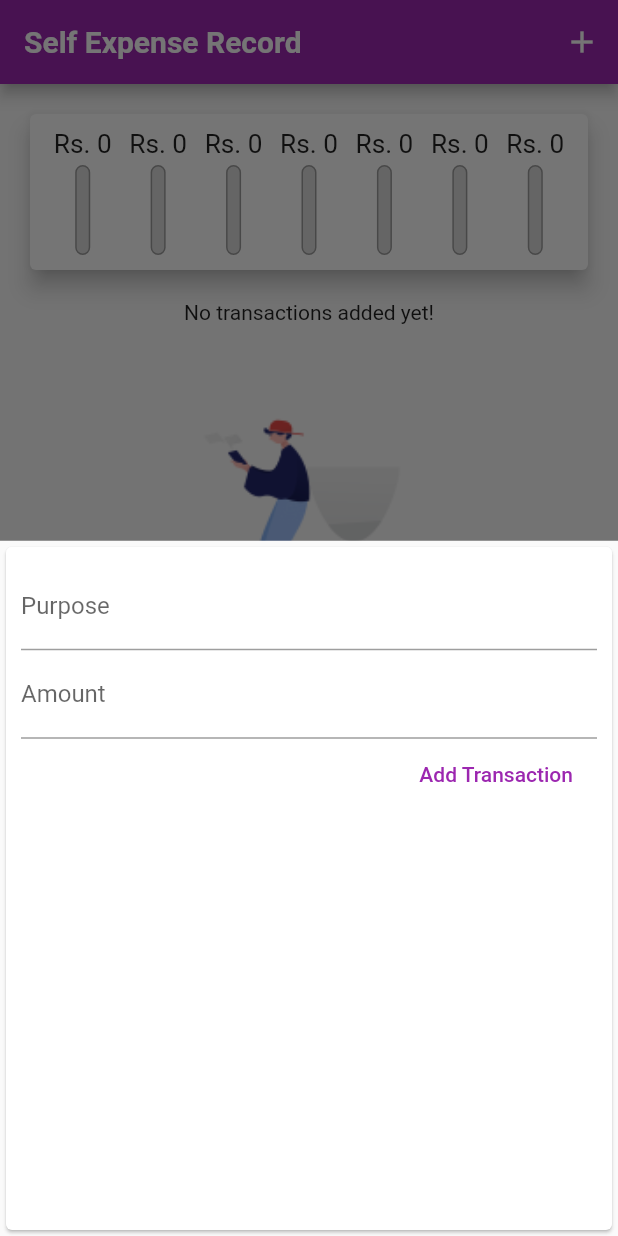
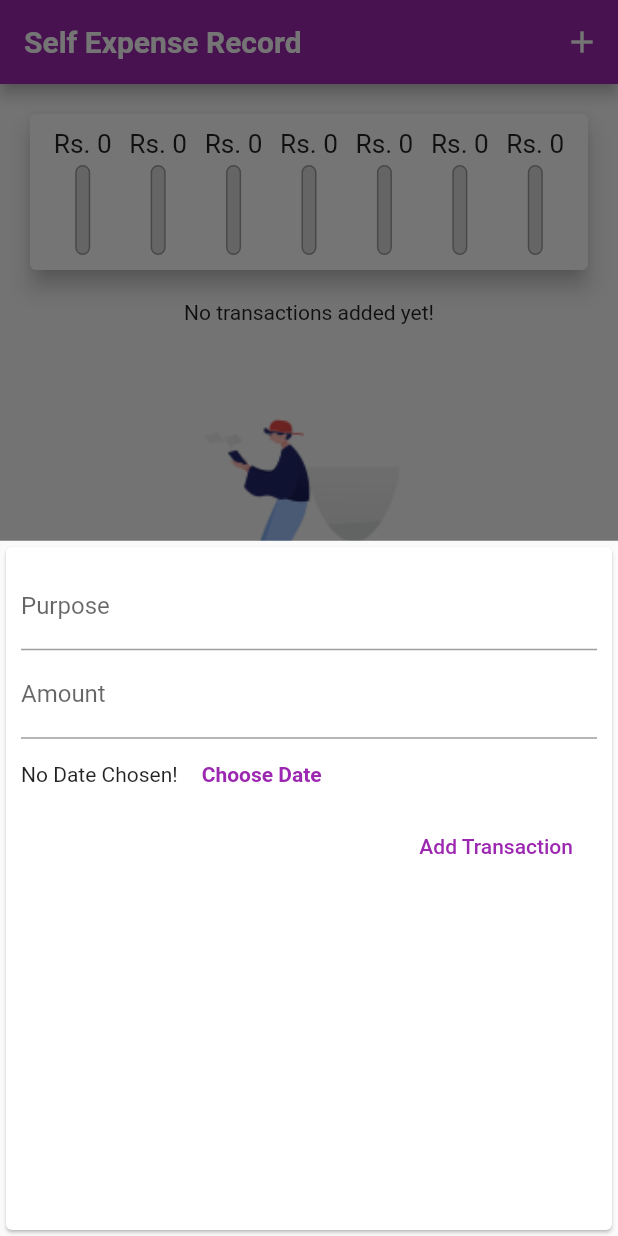
Before and after one commit to Hrithikkumar30/Flutter_Learning, a Flutter app: the screen it shows after launch, after a tap on the "add" icon, on a phone screen of 412 x 824 dp. Run offline on Flutter 3.47's test engine with Material 2 defaults, Android fonts, the light colour scheme and no system bars; Roboto replaces fonts that are missing (OpenSans).

Commit message:
DatePickerAdded

```diff
--- a/flutter_application_1/lib/widget/new_transaction.dart
+++ b/flutter_application_1/lib/widget/new_transaction.dart
@@ -1,8 +1,8 @@
 import 'package:flutter/material.dart';
-import"./user_transaction.dart";
+import "./user_transaction.dart";
 
 class NewTransaction extends StatefulWidget {
-  final Function addTransaction ;
+  final Function addTransaction;
 
   NewTransaction(this.addTransaction);
   @override
@@ -15,17 +15,25 @@ class _NewTransactionState extends State<NewTransaction> {
   final amountInput = TextEditingController();
 
 //constructor used for passing the function to the widget
-  void SubmitData(String val)  {
+  void SubmitData(String val) {
     final enteredPurpose = purposeInput.text;
     final enterAmount = double.parse(amountInput.text);
 
-    if (enteredPurpose.isEmpty || enterAmount<=0) {
+    if (enteredPurpose.isEmpty || enterAmount <= 0) {
       return;
     }
-    widget.addTransaction (purposeInput.text,
-    double.parse(amountInput.text));
+    widget.addTransaction(purposeInput.text, double.parse(amountInput.text));
 
-    Navigator.of(context).pop(); //this method is used to close the modal bottom sheet
+    Navigator.of(context)
+        .pop(); //this method is used to close the modal bottom sheet
+  }
+
+  void _presentDatePicker() {
+    showDatePicker(
+        context: context,
+        initialDate: DateTime.now(),
+        firstDate: DateTime(2022),
+        lastDate: DateTime.now());
   }
 
   // const NewTransaction({Key? key}) : super(key: key);
@@ -54,7 +62,18 @@ class _NewTransactionState extends State<NewTransaction> {
               //   AmountInput = val;
               // },
             ),
-            Row(),
+            Row(
+              children: [
+                Text('No Date Chosen!'),
+                FlatButton(
+                    onPressed: _presentDatePicker,
+                    child: Text(
+                      'Choose Date',
+                      style: TextStyle(
+                          fontWeight: FontWeight.bold, color: Colors.purple),
+                    ))
+              ],
+            ),
             FlatButton(
                 onPressed: () {
                   // print(purposeInput.text);
@@ -62,7 +81,6 @@ class _NewTransactionState extends State<NewTransaction> {
                   // print(PurposeInput);
                   // print(AmountInput);
                   SubmitData;
-
                 },
                 child: Text('Add Transaction'),
                 textColor: Colors.purple)
```
